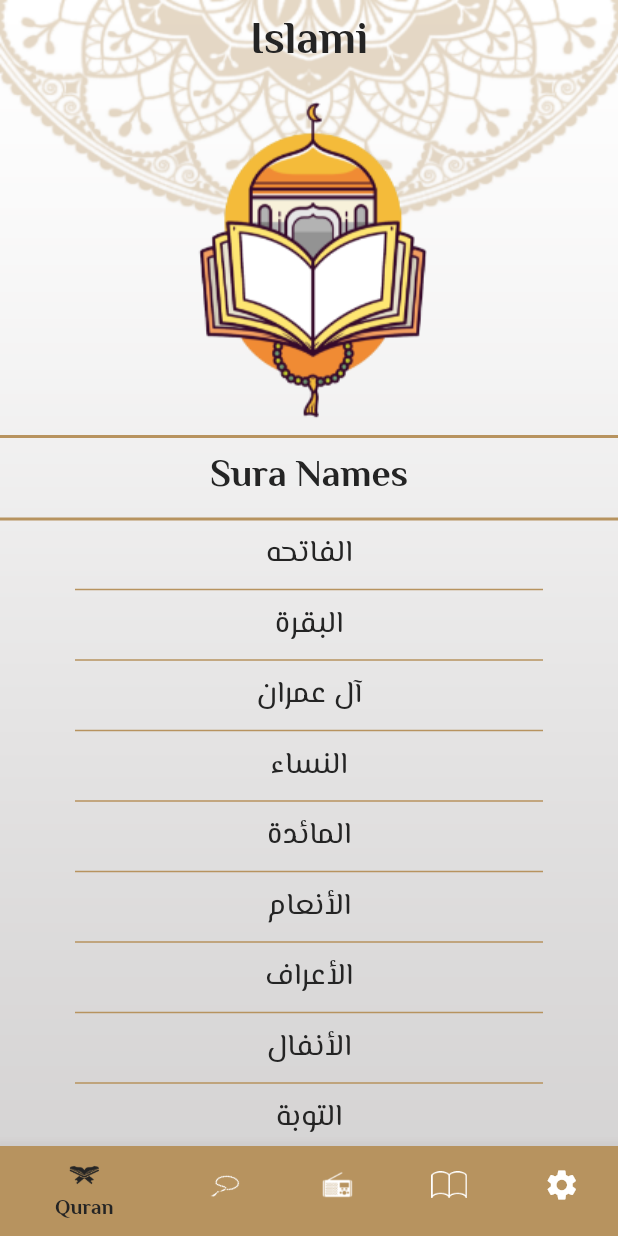
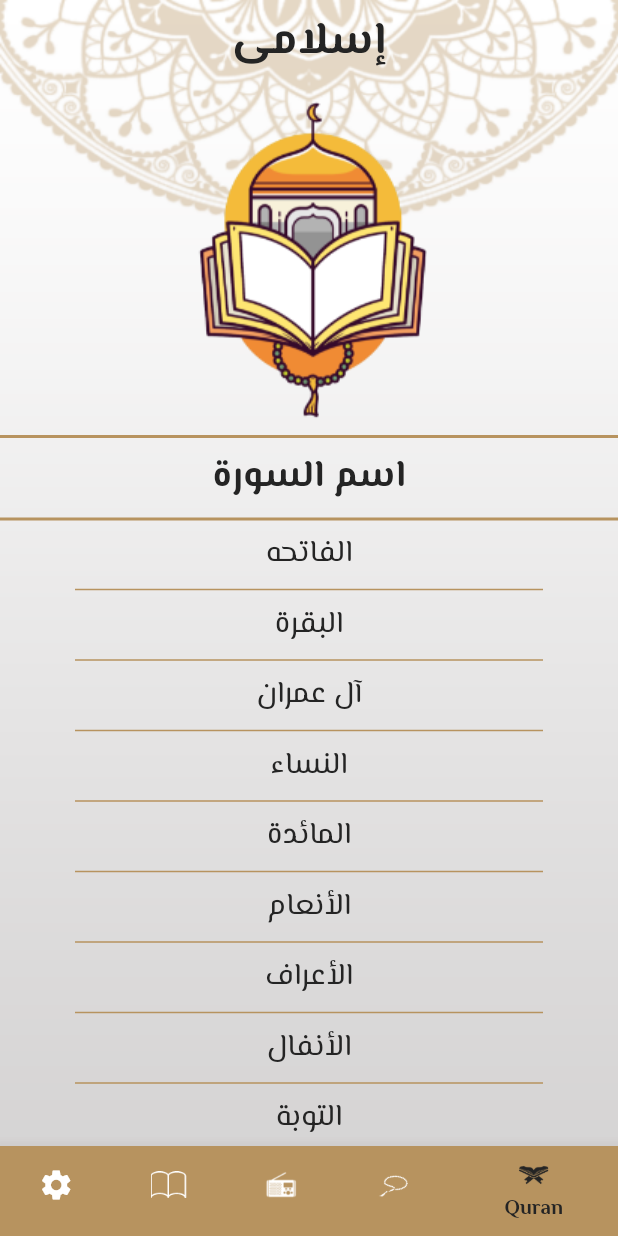
Before and after one commit to habiba1811/Islami, a Flutter app: the screen it shows after launch, on a phone screen of 412 x 824 dp. Run offline on Flutter 3.47's test engine with Material 2 defaults, Android fonts, the phone set to English and light mode, and no system bars; our stand-ins replace google_fonts; generated files the repository leaves out were written again.

Commit message:
add localization

```diff
--- /dev/null
+++ b/l10n.yaml
@@ -0,0 +1,3 @@
+arb-dir: lib/l10n
+template-arb-file: app_en.arb
+output-localization-file: app_localizations.dart
--- a/lib/home.dart
+++ b/lib/home.dart
@@ -1,4 +1,5 @@
 import 'package:flutter/material.dart';
+import 'package:flutter_gen/gen_l10n/app_localizations.dart';
 
 import 'const_app_theme/my_theme_data.dart';
 import 'tabs/ahadeth.dart';
@@ -29,7 +30,7 @@ class _HomeScreenState extends State<HomeScreen> {
         Scaffold(
           appBar: AppBar(
             title: Text(
-              "Islami",
+              AppLocalizations.of(context)!.appTitle,
               style: Theme.of(context).textTheme.bodyLarge,
             ),
           ),
--- /dev/null
+++ b/lib/l10n/app_ar.arb
@@ -0,0 +1,5 @@
+{
+  "appTitle": "إسلامى",
+  "suraName": "اسم السورة",
+  "ahadeth": "الأحاديث"
+}
--- /dev/null
+++ b/lib/l10n/app_en.arb
@@ -0,0 +1,5 @@
+{
+  "appTitle": "Islami",
+  "suraName": "Sura Name",
+  "ahadeth": "Ahadeth"
+}
--- a/lib/main.dart
+++ b/lib/main.dart
@@ -1,7 +1,8 @@
 import 'package:flutter/material.dart';
-import 'package:islami_c9_mon/dedails/hadeth_details.dart';
+import 'package:flutter_gen/gen_l10n/app_localizations.dart';
 
 import 'const_app_theme/my_theme_data.dart';
+import 'dedails/hadeth_details.dart';
 import 'dedails/sura_details.dart';
 import 'home.dart';
 
@@ -16,6 +17,9 @@ class MyApp extends StatelessWidget {
   @override
   Widget build(BuildContext context) {
     return MaterialApp(
+      locale: Locale('ar'),
+      localizationsDelegates: AppLocalizations.localizationsDelegates,
+      supportedLocales: AppLocalizations.supportedLocales,
       initialRoute: HomeScreen.routeName,
       routes: {
         HomeScreen.routeName: (context) => HomeScreen(),
--- a/lib/tabs/ahadeth.dart
+++ b/lib/tabs/ahadeth.dart
@@ -1,5 +1,6 @@
 import 'package:flutter/material.dart';
 import 'package:flutter/services.dart';
+import 'package:flutter_gen/gen_l10n/app_localizations.dart';
 import 'package:islami_c9_mon/dedails/hadeth_details.dart';
 import 'package:islami_c9_mon/models/hadeth_model.dart';
 
@@ -25,7 +26,7 @@ List<HadethModel> allAhadeth = [];
           thickness: 3.0,
           color: MyThemeData.primary,
         ),
-        const Text('Ahadeth'),
+        Text(AppLocalizations.of(context)!.ahadeth),
         const Divider(
           thickness: 3.0,
           color: MyThemeData.primary,
--- a/lib/tabs/quran.dart
+++ b/lib/tabs/quran.dart
@@ -1,4 +1,5 @@
 import 'package:flutter/material.dart';
+import 'package:flutter_gen/gen_l10n/app_localizations.dart';
 
 import '../const_app_theme/my_theme_data.dart';
 import '../dedails/sura_details.dart';
@@ -135,7 +136,7 @@ class QuranTab extends StatelessWidget {
             color: MyThemeData.primary,
           ),
           Text(
-            "Sura Names",
+            AppLocalizations.of(context)!.suraName,
             style: Theme.of(context).textTheme.bodyMedium,
           ),
           const Divider(
--- a/pubspec.yaml
+++ b/pubspec.yaml
@@ -36,6 +36,9 @@ dependencies:
   # Use with the CupertinoIcons class for iOS style icons.
   cupertino_icons: ^1.0.2
   google_fonts: ^5.1.0
+  flutter_localizations:
+    sdk: flutter
+  intl: ^0.18.1
   provider: ^6.0.5
 
 dev_dependencies:
@@ -54,7 +57,7 @@ dev_dependencies:
 
 # The following section is specific to Flutter packages.
 flutter:
-
+  generate: true # Add this line
   # The following line ensures that the Material Icons font is
   # included with your application, so that you can use the icons in
   # the material Icons class.
```
Also changed, not shown: pubspec.lock.
